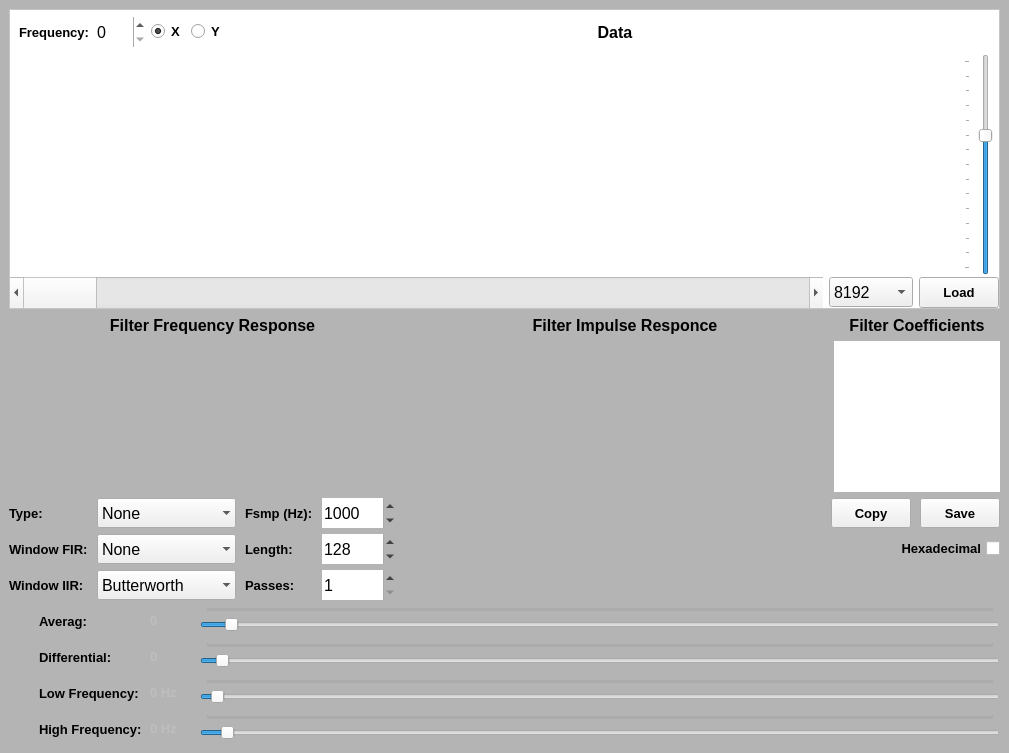
Old version of the form FilterMaker/FilterMaker/mainwindow.ui in the repository Bazzzukasss/FilterMaker.
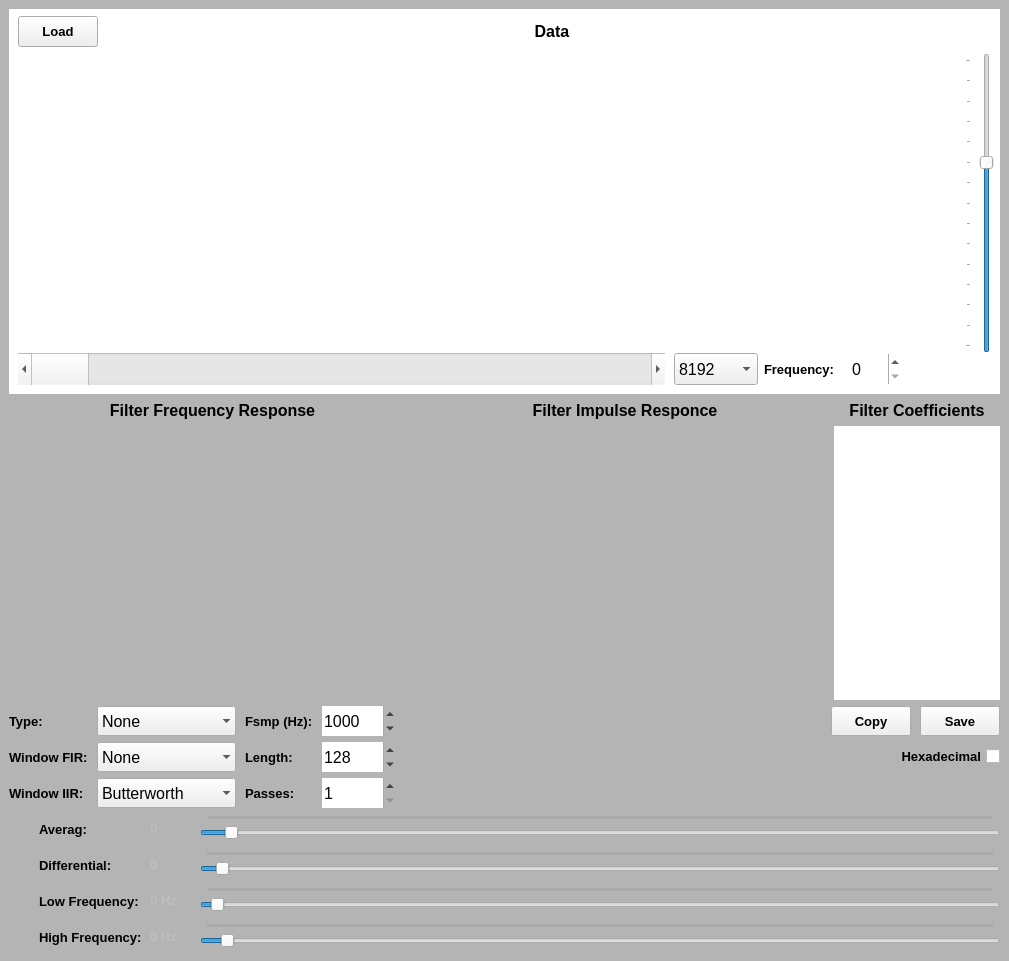
New version of the form. Icons and pictures are not drawn. Custom widgets are drawn as their Qt base class.

Patch:
```diff
--- a/FilterMaker/FilterMaker/mainwindow.ui
+++ b/FilterMaker/FilterMaker/mainwindow.ui
@@ -7,7 +7,7 @@
     <x>0</x>
     <y>0</y>
     <width>1009</width>
-    <height>753</height>
+    <height>961</height>
    </rect>
   </property>
   <property name="font">
@@ -66,7 +66,7 @@
 }</string>
       </property>
       <property name="frameShape">
-       <enum>QFrame::StyledPanel</enum>
+       <enum>QFrame::NoFrame</enum>
       </property>
       <property name="frameShadow">
        <enum>QFrame::Raised</enum>
@@ -109,73 +109,38 @@
            <number>6</number>
           </property>
           <item>
-           <widget class="QLabel" name="label_2">
-            <property name="font">
-             <font>
-              <pointsize>10</pointsize>
-              <weight>75</weight>
-              <bold>true</bold>
-             </font>
-            </property>
-            <property name="text">
-             <string>Frequency:</string>
-            </property>
-           </widget>
-          </item>
-          <item>
-           <widget class="QSpinBox" name="spinBox_Frequency">
+           <widget class="QPushButton" name="pushButton_Load">
             <property name="minimumSize">
              <size>
-              <width>50</width>
-              <height>30</height>
+              <width>80</width>
+              <height>31</height>
              </size>
             </property>
             <property name="maximumSize">
              <size>
-              <width>16777215</width>
+              <width>80</width>
               <height>30</height>
              </size>
             </property>
             <property name="font">
              <font>
-              <pointsize>12</pointsize>
-              <weight>50</weight>
-              <bold>false</bold>
-             </font>
-            </property>
-            <property name="frame">
-             <bool>false</bool>
-            </property>
-           </widget>
-          </item>
-          <item>
-           <widget class="QRadioButton" name="radioButton_X">
-            <property name="font">
-             <font>
               <pointsize>10</pointsize>
               <weight>75</weight>
               <bold>true</bold>
              </font>
             </property>
             <property name="text">
-             <string>X</string>
+             <string>Load</string>
             </property>
-            <property name="checked">
-             <bool>true</bool>
+            <property name="icon">
+             <iconset resource="images.qrc">
+              <normaloff>:/images/images/open.png</normaloff>:/images/images/open.png</iconset>
             </property>
-           </widget>
-          </item>
-          <item>
-           <widget class="QRadioButton" name="radioButton_Y">
-            <property name="font">
-             <font>
-              <pointsize>10</pointsize>
-              <weight>75</weight>
-              <bold>true</bold>
-             </font>
-            </property>
-            <property name="text">
-             <string>Y</string>
+            <property name="iconSize">
+             <size>
+              <width>20</width>
+              <height>20</height>
+             </size>
             </property>
            </widget>
           </item>
@@ -218,18 +183,102 @@
         </widget>
        </item>
        <item>
-        <layout class="QHBoxLayout" name="horizontalLayout_3">
+        <widget class="QFrame" name="frame_6">
+         <property name="frameShape">
+          <enum>QFrame::NoFrame</enum>
+         </property>
+         <property name="frameShadow">
+          <enum>QFrame::Raised</enum>
+         </property>
+         <layout class="QHBoxLayout" name="horizontalLayout_2">
          <property name="spacing">
           <number>0</number>
          </property>
+          <property name="leftMargin">
+           <number>0</number>
+          </property>
+          <property name="topMargin">
+           <number>0</number>
+          </property>
+          <property name="rightMargin">
+           <number>0</number>
+          </property>
+          <property name="bottomMargin">
+           <number>0</number>
+          </property>
          <item>
-          <widget class="QCustomPlot" name="plot_Data" native="true">
+           <widget class="QFrame" name="frame_7">
+            <property name="frameShape">
+             <enum>QFrame::NoFrame</enum>
+            </property>
+            <property name="frameShadow">
+             <enum>QFrame::Raised</enum>
+            </property>
+            <layout class="QVBoxLayout" name="verticalLayout_7">
+             <property name="spacing">
+              <number>0</number>
+             </property>
+             <property name="leftMargin">
+              <number>0</number>
+             </property>
+             <property name="topMargin">
+              <number>0</number>
+             </property>
+             <property name="rightMargin">
+              <number>0</number>
+             </property>
+             <property name="bottomMargin">
+              <number>0</number>
+             </property>
+             <item>
+              <widget class="QCustomPlot" name="plot_DataV" native="true">
+               <property name="minimumSize">
+                <size>
+                 <width>0</width>
+                 <height>150</height>
+                </size>
+               </property>
+              </widget>
+             </item>
+             <item>
+              <widget class="QCustomPlot" name="plot_DataH" native="true">
            <property name="sizePolicy">
             <sizepolicy hsizetype="Expanding" vsizetype="Expanding">
              <horstretch>0</horstretch>
              <verstretch>0</verstretch>
             </sizepolicy>
            </property>
+               <property name="minimumSize">
+                <size>
+                 <width>0</width>
+                 <height>150</height>
+                </size>
+               </property>
+               <property name="maximumSize">
+                <size>
+                 <width>16777215</width>
+                 <height>150</height>
+                </size>
+               </property>
+              </widget>
+             </item>
+            </layout>
+           </widget>
+          </item>
+          <item>
+           <widget class="QCustomPlot" name="plot_DataXY" native="true">
+            <property name="minimumSize">
+             <size>
+              <width>300</width>
+              <height>300</height>
+             </size>
+            </property>
+            <property name="maximumSize">
+             <size>
+              <width>300</width>
+              <height>300</height>
+             </size>
+            </property>
           </widget>
          </item>
          <item>
@@ -267,9 +316,18 @@
           </widget>
          </item>
         </layout>
+        </widget>
+       </item>
+      </layout>
+     </widget>
        </item>
        <item>
-        <widget class="QFrame" name="frame_4">
+     <widget class="QFrame" name="frame_9">
+      <property name="styleSheet">
+       <string notr="true">QFrame{
+background-color: rgb(255, 255, 255);
+}</string>
+      </property>
          <property name="frameShape">
           <enum>QFrame::NoFrame</enum>
          </property>
@@ -277,31 +335,73 @@
           <enum>QFrame::Raised</enum>
          </property>
          <layout class="QHBoxLayout" name="horizontalLayout_5">
+       <property name="spacing">
+        <number>0</number>
+       </property>
           <property name="leftMargin">
-           <number>0</number>
+        <number>9</number>
           </property>
           <property name="topMargin">
-           <number>2</number>
+        <number>0</number>
           </property>
           <property name="rightMargin">
            <number>0</number>
           </property>
           <property name="bottomMargin">
-           <number>0</number>
+        <number>9</number>
           </property>
           <item>
            <widget class="QScrollBar" name="horizontalScrollBar_Position">
             <property name="sizePolicy">
-             <sizepolicy hsizetype="Minimum" vsizetype="Preferred">
+          <sizepolicy hsizetype="Expanding" vsizetype="Preferred">
               <horstretch>0</horstretch>
               <verstretch>0</verstretch>
              </sizepolicy>
             </property>
+         <property name="minimumSize">
+          <size>
+           <width>0</width>
+           <height>32</height>
+          </size>
+         </property>
             <property name="orientation">
              <enum>Qt::Horizontal</enum>
             </property>
            </widget>
           </item>
+       <item>
+        <widget class="QFrame" name="frame_4">
+         <property name="minimumSize">
+          <size>
+           <width>335</width>
+           <height>0</height>
+          </size>
+         </property>
+         <property name="maximumSize">
+          <size>
+           <width>335</width>
+           <height>16777215</height>
+          </size>
+         </property>
+         <property name="frameShape">
+          <enum>QFrame::NoFrame</enum>
+         </property>
+         <property name="frameShadow">
+          <enum>QFrame::Raised</enum>
+         </property>
+         <layout class="QHBoxLayout" name="horizontalLayout_3">
+          <property name="leftMargin">
+           <number>9</number>
+          </property>
+          <property name="topMargin">
+           <number>0</number>
+          </property>
+          <property name="rightMargin">
+           <number>0</number>
+          </property>
+          <property name="bottomMargin">
+           <number>0</number>
+          </property>
           <item>
            <widget class="QComboBox" name="comboBox_Sweep">
             <property name="sizePolicy">
@@ -313,7 +413,7 @@
             <property name="minimumSize">
              <size>
               <width>0</width>
-              <height>30</height>
+              <height>32</height>
              </size>
             </property>
             <property name="font">
@@ -387,17 +487,17 @@
            </widget>
           </item>
           <item>
-           <widget class="QPushButton" name="pushButton_Load">
+           <widget class="QLabel" name="label_2">
             <property name="minimumSize">
              <size>
               <width>80</width>
-              <height>31</height>
+              <height>0</height>
              </size>
             </property>
             <property name="maximumSize">
              <size>
-              <width>80</width>
-              <height>30</height>
+              <width>16777215</width>
+              <height>80</height>
              </size>
             </property>
             <property name="font">
@@ -408,19 +508,48 @@
              </font>
             </property>
             <property name="text">
-             <string>Load</string>
+             <string>Frequency:</string>
             </property>
-            <property name="icon">
-             <iconset>
-              <normaloff>:/images/images/open.png</normaloff>:/images/images/open.png</iconset>
+           </widget>
+          </item>
+          <item>
+           <widget class="QSpinBox" name="spinBox_Frequency">
+            <property name="minimumSize">
+             <size>
+              <width>50</width>
+              <height>30</height>
+             </size>
             </property>
-            <property name="iconSize">
+            <property name="maximumSize">
              <size>
-              <width>20</width>
+              <width>16777215</width>
+              <height>30</height>
+             </size>
+            </property>
+            <property name="font">
+             <font>
+              <pointsize>12</pointsize>
+              <weight>50</weight>
+              <bold>false</bold>
+             </font>
+            </property>
+            <property name="frame">
+             <bool>false</bool>
+            </property>
+           </widget>
+          </item>
+          <item>
+           <spacer name="horizontalSpacer_2">
+            <property name="orientation">
+             <enum>Qt::Horizontal</enum>
+            </property>
+            <property name="sizeHint" stdset="0">
+             <size>
+              <width>40</width>
               <height>20</height>
              </size>
             </property>
-           </widget>
+           </spacer>
           </item>
          </layout>
         </widget>
```
Left out of the diff: 18 changed lines with no effect on the pictures. Lines whose indentation alone changed are shown as unchanged.
